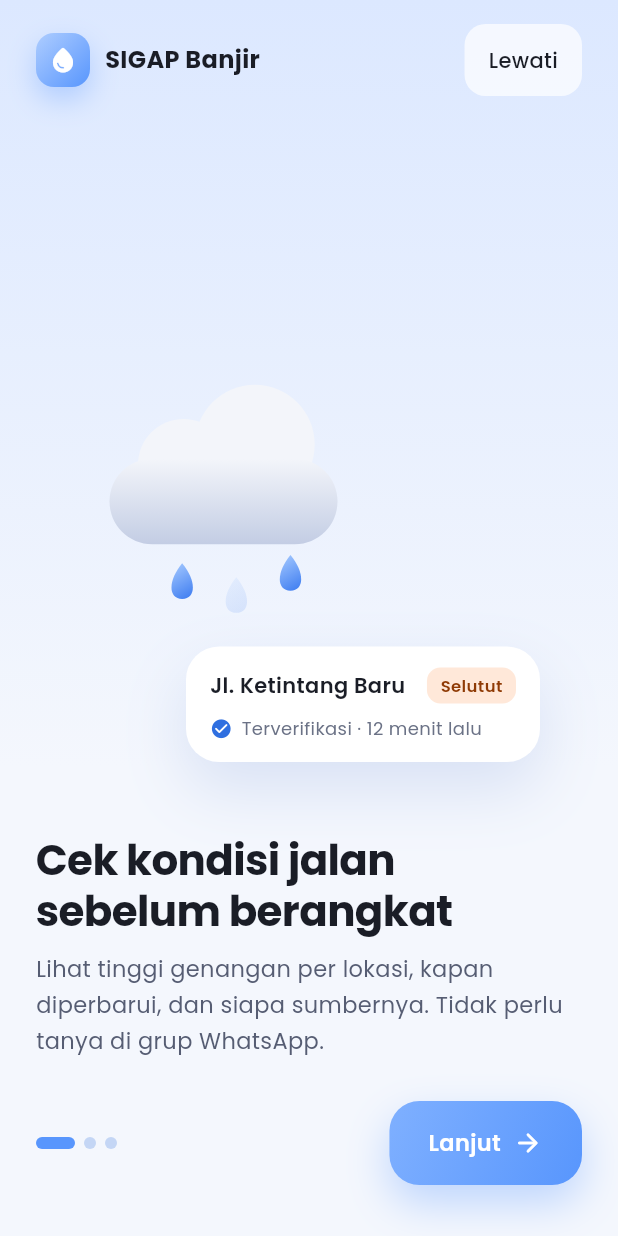
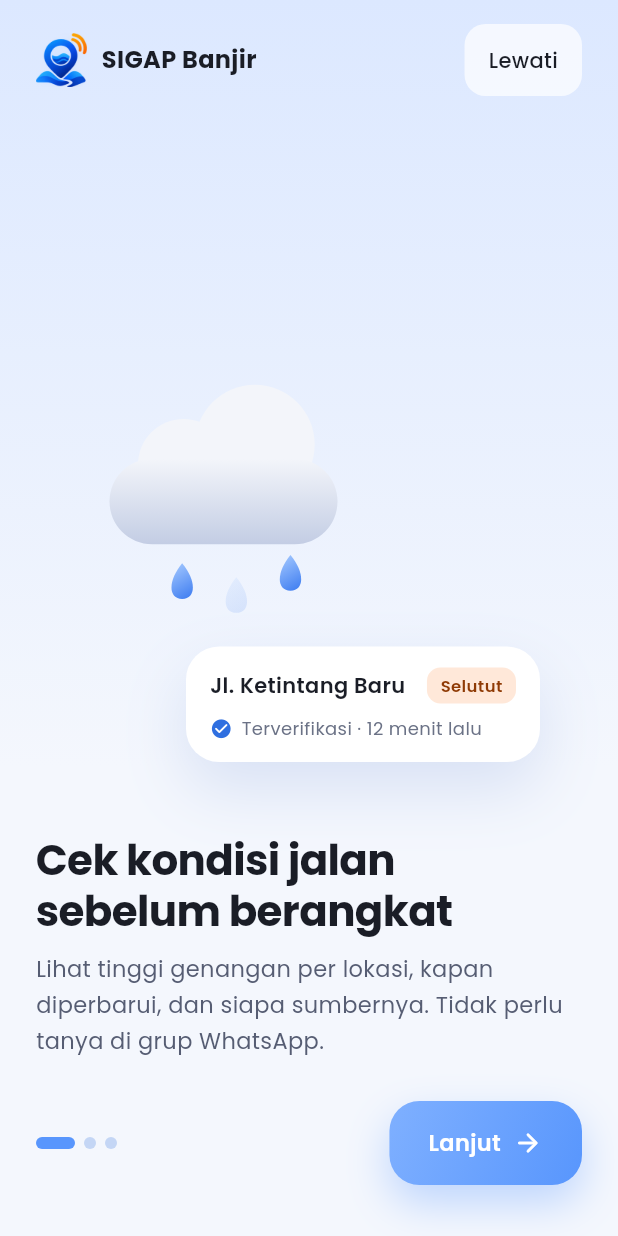
Before and after one commit to Nuzzy32/Rivora, a Flutter app: the screen it shows after launch, on a phone screen of 412 x 824 dp. Run offline on Flutter 3.47's test engine with Material 3 defaults, Android fonts, the phone set to English and light mode, and no system bars; our stand-ins replace flutter_map, flutter_secure_storage, geolocator, google_fonts, image_picker, latlong2 and 5 more; accounts and stored records are empty; network calls fail.

Commit message:
Logo resmi SIGAP Banjir: ikon aplikasi, splash, onboarding, panel web & favicon
- Ikon iOS/Android dari tanda logo di atas putih (adaptive + monochrome)
- Splash putih dengan logo lengkap (iOS, Android, Android 12+)
- Panel: logo di login & sidebar, favicon, apple-touch-icon; halaman privasi & konfirmasi
- Sumber logo di mobile/branding (menggantikan ikon tetes air sementara)
- Podfile.lock ikut diperbarui (sentry_flutter)

```diff
--- a/mobile/lib/screens/onboarding.dart
+++ b/mobile/lib/screens/onboarding.dart
@@ -48,19 +48,10 @@ class OnboardingScreen extends StatelessWidget {
         children: [
           Row(
             children: [
-              Container(
-                width: 36,
+              Image.asset(
+                'assets/brand/logo-mark.png',
                 height: 36,
-                decoration: BoxDecoration(
-                  gradient: gBlueSoft,
-                  borderRadius: BorderRadius.circular(12),
-                  boxShadow: soft(.35, 16, 8, C.blue),
-                ),
-                child: const Icon(
-                  Icons.water_drop_rounded,
-                  size: 20,
-                  color: Colors.white,
-                ),
+                semanticLabel: 'Logo SIGAP Banjir',
               ),
               const SizedBox(width: 10),
               Expanded(child: Text('SIGAP Banjir', style: t(16, w7))),
```
Also changed, not shown: docs/logo.png (added), mobile/assets/brand/logo-mark.png (added), mobile/branding/logo-mark.png (added), mobile/branding/logo.png (added), 55 other files.
